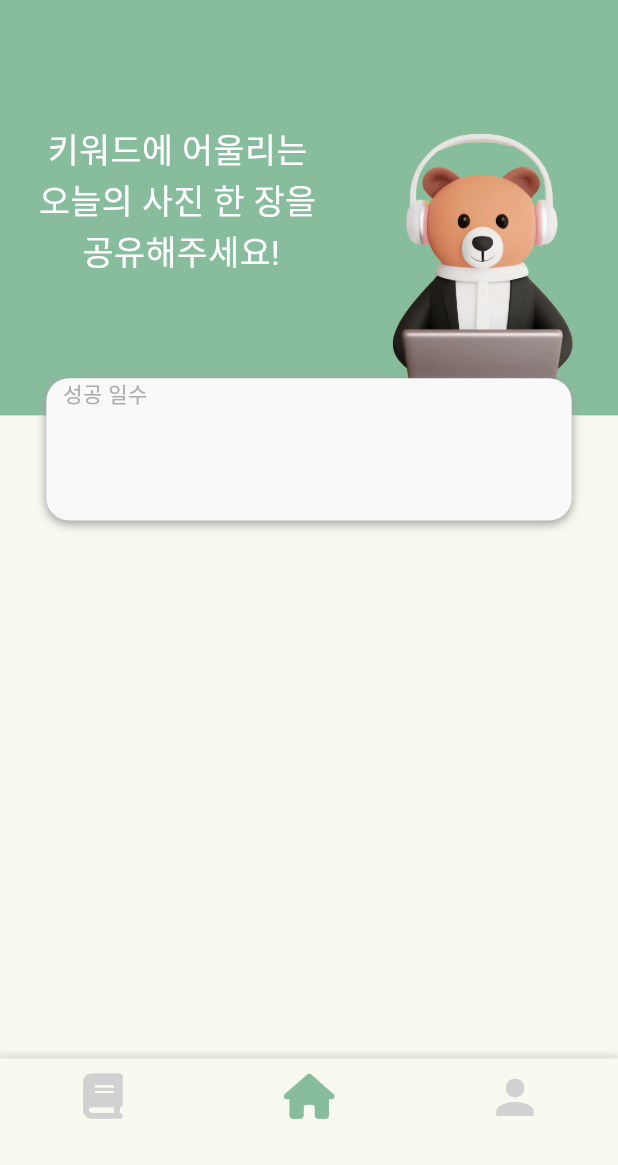
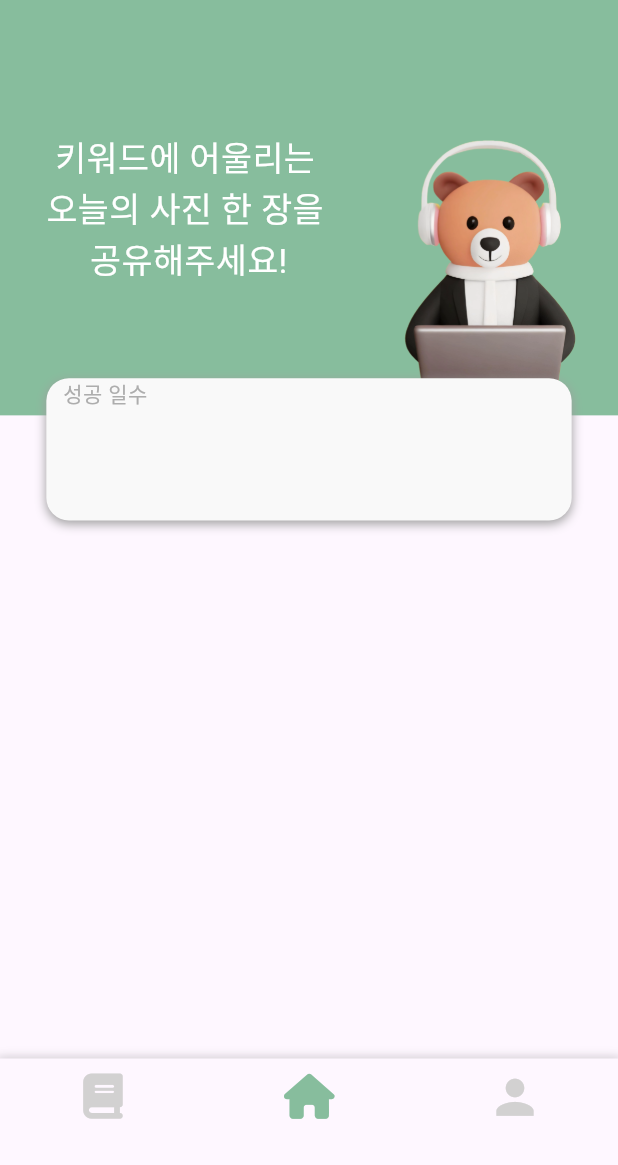
Before and after one commit to ParkMinjun0721/AndAnd, a Flutter app: the screen it shows after launch, on a phone screen of 412 x 824 dp, the part 71-1236 px from its top. Run offline on Flutter 3.47's test engine with Material 2 defaults, Android fonts, the phone set to English and light mode, and no system bars; our stand-ins replace font_awesome_flutter.

Commit message:
create main

```diff
--- a/lib/home.dart
+++ b/lib/home.dart
@@ -1,5 +1,6 @@
 import 'package:andand/login/login_main.dart';
 import 'package:flutter/material.dart';
+import 'util/color.dart';
 import 'widget/bottomNavi.dart';
 import 'widget/baseappbar.dart';
 import 'main.dart';
@@ -17,7 +18,7 @@
     return MaterialApp(
       title: 'Andand',
       theme: ThemeData(
-        colorScheme: ColorScheme.fromSeed(seedColor: Colors.lightGreen),
+        primaryColor: lightColorScheme.primary,
         useMaterial3: true,
       ),
       home: const MyHomePage(title: 'Homepage'),
@@ -56,7 +57,7 @@
               crossAxisAlignment: CrossAxisAlignment.start,
               children: [
                 Padding(
-                  padding: const EdgeInsets.all(20.0),
+                  padding: const EdgeInsets.all(25.0),
                   child: Text(
                     '  키워드에 어울리는\n 오늘의 사진 한 장을\n      공유해주세요!',
                     style: TextStyle(
@@ -72,7 +73,7 @@
                       padding: const EdgeInsets.all(0),
                       child: Image.asset(
                         'assets/mainbear.png',
-                        width: screenWidth * 0.7,
+                        width: screenWidth * 0.8,
                         height: screenHeight * 0.5,
                       ),
                     ),
@@ -110,6 +111,7 @@
           ),
         ],
       ),
+
       bottomNavigationBar: BottomNavi(
         selectedIndex: 1,
         onItemTapped: (index) {
```
